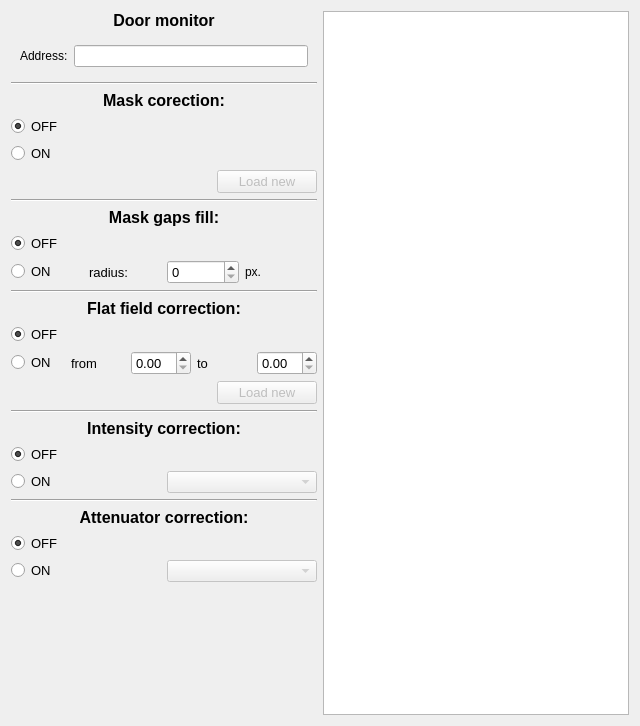
Old version of the form uis/datasource_setup_p23scan.ui in the repository yamedvedya/data_viewer.
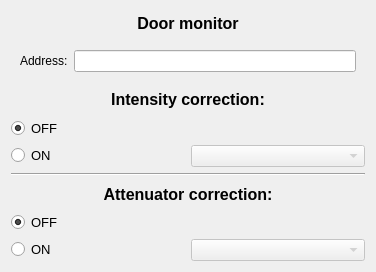
New version of the form. Custom widgets are drawn as their Qt base class.

Commit message: added mask to p11scan

Patch:
```diff
--- a/uis/datasource_setup_p23scan.ui
+++ b/uis/datasource_setup_p23scan.ui
@@ -6,93 +6,34 @@
    <rect>
     <x>0</x>
     <y>0</y>
-    <width>640</width>
-    <height>726</height>
+    <width>376</width>
+    <height>272</height>
    </rect>
   </property>
   <property name="windowTitle">
    <string>Form</string>
   </property>
-  <layout class="QHBoxLayout" name="horizontalLayout">
-   <item>
-    <layout class="QVBoxLayout" name="verticalLayout">
+  <layout class="QGridLayout" name="gridLayout">
+   <item row="1" column="0">
+    <widget class="QFrame" name="gb_door">
+     <layout class="QGridLayout" name="gridLayout_2">
+      <item row="0" column="0">
+       <widget class="QLabel" name="lb_door_address">
+        <property name="text">
+         <string>Address:</string>
+        </property>
+       </widget>
+      </item>
+      <item row="0" column="1">
+       <widget class="QLineEdit" name="le_door_address"/>
+      </item>
+     </layout>
+    </widget>
+   </item>
+   <item row="4" column="0">
+    <layout class="QHBoxLayout" name="horizontalLayout_3">
      <item>
-      <widget class="QLabel" name="label_3">
-       <property name="font">
-        <font>
-         <pointsize>12</pointsize>
-         <weight>75</weight>
-         <bold>true</bold>
-        </font>
-       </property>
-       <property name="text">
-        <string>Door monitor</string>
-       </property>
-       <property name="alignment">
-        <set>Qt::AlignCenter</set>
-       </property>
-      </widget>
-     </item>
-     <item>
-      <widget class="QFrame" name="gb_door">
-       <layout class="QGridLayout" name="gridLayout_2">
-        <item row="0" column="0">
-         <widget class="QLabel" name="lb_door_address">
-          <property name="text">
-           <string>Address:</string>
-          </property>
-         </widget>
-        </item>
-        <item row="0" column="1">
-         <widget class="QLineEdit" name="le_door_address"/>
-        </item>
-       </layout>
-      </widget>
-     </item>
-     <item>
-      <widget class="Line" name="line_3">
-       <property name="orientation">
-        <enum>Qt::Horizontal</enum>
-       </property>
-      </widget>
-     </item>
-     <item>
-      <widget class="QLabel" name="label">
-       <property name="font">
-        <font>
-         <pointsize>12</pointsize>
-         <weight>75</weight>
-         <bold>true</bold>
-        </font>
-       </property>
-       <property name="text">
-        <string>Mask corection:</string>
-       </property>
-       <property name="alignment">
-        <set>Qt::AlignCenter</set>
-       </property>
-      </widget>
-     </item>
-     <item>
-      <widget class="QRadioButton" name="rb_mask_off">
-       <property name="font">
-        <font>
-         <pointsize>10</pointsize>
-        </font>
-       </property>
-       <property name="text">
-        <string>OFF</string>
-       </property>
-       <property name="checked">
-        <bool>true</bool>
-       </property>
-       <attribute name="buttonGroup">
-        <string notr="true">bg_mask_option</string>
-       </attribute>
-      </widget>
-     </item>
-     <item>
-      <widget class="QRadioButton" name="rb_mask_on">
+      <widget class="QRadioButton" name="rb_inten_on">
        <property name="font">
         <font>
          <pointsize>10</pointsize>
@@ -100,307 +41,6 @@
        </property>
        <property name="text">
         <string>ON</string>
-       </property>
-       <attribute name="buttonGroup">
-        <string notr="true">bg_mask_option</string>
-       </attribute>
-      </widget>
-     </item>
-     <item>
-      <layout class="QHBoxLayout" name="horizontalLayout_2">
-       <item>
-        <widget class="QLabel" name="lb_mask_file">
-         <property name="minimumSize">
-          <size>
-           <width>200</width>
-           <height>0</height>
-          </size>
-         </property>
-         <property name="text">
-          <string/>
-         </property>
-        </widget>
-       </item>
-       <item>
-        <widget class="QPushButton" name="but_load_mask">
-         <property name="enabled">
-          <bool>false</bool>
-         </property>
-         <property name="font">
-          <font>
-           <pointsize>10</pointsize>
-          </font>
-         </property>
-         <property name="text">
-          <string>Load new</string>
-         </property>
-        </widget>
-       </item>
-      </layout>
-     </item>
-     <item>
-      <widget class="Line" name="line_5">
-       <property name="orientation">
-        <enum>Qt::Horizontal</enum>
-       </property>
-      </widget>
-     </item>
-     <item>
-      <widget class="QLabel" name="label_9">
-       <property name="font">
-        <font>
-         <pointsize>12</pointsize>
-         <weight>75</weight>
-         <bold>true</bold>
-        </font>
-       </property>
-       <property name="text">
-        <string>Mask gaps fill:</string>
-       </property>
-       <property name="alignment">
-        <set>Qt::AlignCenter</set>
-       </property>
-      </widget>
-     </item>
-     <item>
-      <widget class="QRadioButton" name="rb_fill_off">
-       <property name="font">
-        <font>
-         <pointsize>10</pointsize>
-        </font>
-       </property>
-       <property name="text">
-        <string>OFF</string>
-       </property>
-       <property name="checked">
-        <bool>true</bool>
-       </property>
-       <attribute name="buttonGroup">
-        <string notr="true">bg_fill_option</string>
-       </attribute>
-      </widget>
-     </item>
-     <item>
-      <layout class="QHBoxLayout" name="horizontalLayout_9">
-       <item>
-        <widget class="QRadioButton" name="rb_fill_on">
-         <property name="font">
-          <font>
-           <pointsize>10</pointsize>
-          </font>
-         </property>
-         <property name="text">
-          <string>ON</string>
-         </property>
-         <attribute name="buttonGroup">
-          <string notr="true">bg_fill_option</string>
-         </attribute>
-        </widget>
-       </item>
-       <item>
-        <widget class="QLabel" name="label_10">
-         <property name="font">
-          <font>
-           <pointsize>10</pointsize>
-          </font>
-         </property>
-         <property name="text">
-          <string>radius:</string>
-         </property>
-        </widget>
-       </item>
-       <item>
-        <widget class="QSpinBox" name="sb_fill">
-         <property name="font">
-          <font>
-           <pointsize>10</pointsize>
-          </font>
-         </property>
-        </widget>
-       </item>
-       <item>
-        <widget class="QLabel" name="label_11">
-         <property name="text">
-          <string>px.</string>
-         </property>
-        </widget>
-       </item>
-      </layout>
-     </item>
-     <item>
-      <widget class="Line" name="line">
-       <property name="orientation">
-        <enum>Qt::Horizontal</enum>
-       </property>
-      </widget>
-     </item>
-     <item>
-      <widget class="QLabel" name="label_6">
-       <property name="font">
-        <font>
-         <pointsize>12</pointsize>
-         <weight>75</weight>
-         <bold>true</bold>
-        </font>
-       </property>
-       <property name="text">
-        <string>Flat field correction:</string>
-       </property>
-       <property name="alignment">
-        <set>Qt::AlignCenter</set>
-       </property>
-      </widget>
-     </item>
-     <item>
-      <widget class="QRadioButton" name="rb_ff_off">
-       <property name="font">
-        <font>
-         <pointsize>10</pointsize>
-        </font>
-       </property>
-       <property name="text">
-        <string>OFF</string>
-       </property>
-       <property name="checked">
-        <bool>true</bool>
-       </property>
-       <attribute name="buttonGroup">
-        <string notr="true">bg_ff_option</string>
-       </attribute>
-      </widget>
-     </item>
-     <item>
-      <layout class="QHBoxLayout" name="horizontalLayout_8">
-       <item>
-        <widget class="QRadioButton" name="rb_ff_on">
-         <property name="font">
-          <font>
-           <pointsize>10</pointsize>
-          </font>
-         </property>
-         <property name="text">
-          <string>ON</string>
-         </property>
-         <attribute name="buttonGroup">
-          <string notr="true">bg_ff_option</string>
-         </attribute>
-        </widget>
-       </item>
-       <item>
-        <widget class="QLabel" name="label_7">
-         <property name="font">
-          <font>
-           <pointsize>10</pointsize>
-          </font>
-         </property>
-         <property name="text">
-          <string>from</string>
-         </property>
-        </widget>
-       </item>
-       <item>
-        <widget class="QDoubleSpinBox" name="dsb_ff_from">
-         <property name="font">
-          <font>
-           <pointsize>10</pointsize>
-          </font>
-         </property>
-        </widget>
-       </item>
-       <item>
-        <widget class="QLabel" name="label_8">
-         <property name="font">
-          <font>
-           <pointsize>10</pointsize>
-          </font>
-         </property>
-         <property name="text">
-          <string>to</string>
-         </property>
-        </widget>
-       </item>
-       <item>
-        <widget class="QDoubleSpinBox" name="dsb_ff_to">
-         <property name="font">
-          <font>
-           <pointsize>10</pointsize>
-          </font>
-         </property>
-        </widget>
-       </item>
-      </layout>
-     </item>
-     <item>
-      <layout class="QHBoxLayout" name="horizontalLayout_5">
-       <item>
-        <widget class="QLabel" name="lb_ff_file">
-         <property name="minimumSize">
-          <size>
-           <width>200</width>
-           <height>0</height>
-          </size>
-         </property>
-         <property name="text">
-          <string/>
-         </property>
-        </widget>
-       </item>
-       <item>
-        <widget class="QPushButton" name="but_load_ff">
-         <property name="enabled">
-          <bool>false</bool>
-         </property>
-         <property name="font">
-          <font>
-           <pointsize>10</pointsize>
-          </font>
-         </property>
-         <property name="text">
-          <string>Load new</string>
-         </property>
-        </widget>
-       </item>
-      </layout>
-     </item>
-     <item>
-      <widget class="Line" name="line_4">
-       <property name="orientation">
-        <enum>Qt::Horizontal</enum>
-       </property>
-      </widget>
-     </item>
-     <item>
-      <widget class="QLabel" name="label_2">
-       <property name="font">
-        <font>
-         <pointsize>12</pointsize>
-         <weight>75</weight>
-         <bold>true</bold>
-        </font>
-       </property>
-       <property name="text">
-        <string>Intensity correction:</string>
-       </property>
-       <property name="alignment">
-        <set>Qt::AlignCenter</set>
-       </property>
-      </widget>
-     </item>
-     <item>
-      <layout class="QHBoxLayout" name="horizontalLayout_4"/>
-     </item>
-     <item>
-      <widget class="QRadioButton" name="rb_inten_off">
-       <property name="font">
-        <font>
-         <pointsize>10</pointsize>
-        </font>
-       </property>
-       <property name="text">
-        <string>OFF</string>
-       </property>
-       <property name="checked">
-        <bool>true</bool>
        </property>
        <attribute name="buttonGroup">
         <string notr="true">bg_intensity</string>
@@ -408,67 +48,67 @@
       </widget>
      </item>
      <item>
-      <layout class="QHBoxLayout" name="horizontalLayout_3">
-       <item>
-        <widget class="QRadioButton" name="rb_inten_on">
-         <property name="font">
-          <font>
-           <pointsize>10</pointsize>
-          </font>
-         </property>
-         <property name="text">
-          <string>ON</string>
-         </property>
-         <attribute name="buttonGroup">
-          <string notr="true">bg_intensity</string>
-         </attribute>
-        </widget>
-       </item>
-       <item>
-        <widget class="QComboBox" name="cmb_intensity">
-         <property name="enabled">
-          <bool>false</bool>
-         </property>
-        </widget>
-       </item>
-      </layout>
-     </item>
-     <item>
-      <widget class="Line" name="line_2">
-       <property name="orientation">
-        <enum>Qt::Horizontal</enum>
+      <widget class="QComboBox" name="cmb_intensity">
+       <property name="enabled">
+        <bool>false</bool>
        </property>
       </widget>
      </item>
+    </layout>
+   </item>
+   <item row="5" column="0">
+    <widget class="Line" name="line_2">
+     <property name="orientation">
+      <enum>Qt::Horizontal</enum>
+     </property>
+    </widget>
+   </item>
+   <item row="7" column="0">
+    <widget class="QRadioButton" name="rb_atten_off">
+     <property name="font">
+      <font>
+       <pointsize>10</pointsize>
+      </font>
+     </property>
+     <property name="text">
+      <string>OFF</string>
+     </property>
+     <property name="checked">
+      <bool>true</bool>
+     </property>
+     <attribute name="buttonGroup">
+      <string notr="true">bg_attenuator</string>
+     </attribute>
+    </widget>
+   </item>
+   <item row="2" column="0">
+    <widget class="QLabel" name="label_2">
+     <property name="font">
+      <font>
+       <pointsize>12</pointsize>
+       <weight>75</weight>
+       <bold>true</bold>
+      </font>
+     </property>
+     <property name="text">
+      <string>Intensity correction:</string>
+     </property>
+     <property name="alignment">
+      <set>Qt::AlignCenter</set>
+     </property>
+    </widget>
+   </item>
+   <item row="8" column="0">
+    <layout class="QHBoxLayout" name="horizontalLayout_6">
      <item>
-      <widget class="QLabel" name="label_4">
-       <property name="font">
-        <font>
-         <pointsize>12</pointsize>
-         <weight>75</weight>
-         <bold>true</bold>
-        </font>
-       </property>
-       <property name="text">
-        <string>Attenuator correction:</string>
-       </property>
-       <property name="alignment">
-        <set>Qt::AlignCenter</set>
-       </property>
-      </widget>
-     </item>
-     <item>
-      <widget class="QRadioButton" name="rb_atten_off">
+      <widget class="QRadioButton" name="rb_atten_on">
        <property name="font">
         <font>
          <pointsize>10</pointsize>
         </font>
        </property>
        <property name="text">
-        <string>OFF</string>
-       </property>
-       <property name="checked">
-        <bool>true</bool>
+        <string>ON</string>
        </property>
        <attribute name="buttonGroup">
         <string notr="true">bg_attenuator</string>
@@ -476,65 +116,68 @@
       </widget>
      </item>
      <item>
-      <layout class="QHBoxLayout" name="horizontalLayout_6">
-       <item>
-        <widget class="QRadioButton" name="rb_atten_on">
-         <property name="font">
-          <font>
-           <pointsize>10</pointsize>
-          </font>
-         </property>
-         <property name="text">
-          <string>ON</string>
-         </property>
-         <attribute name="buttonGroup">
-          <string notr="true">bg_attenuator</string>
-         </attribute>
-        </widget>
-       </item>
-       <item>
-        <widget class="QComboBox" name="cmb_attenuator">
-         <property name="enabled">
-          <bool>false</bool>
-         </property>
-        </widget>
-       </item>
-      </layout>
-     </item>
-     <item>
-      <spacer name="verticalSpacer">
-       <property name="orientation">
-        <enum>Qt::Vertical</enum>
+      <widget class="QComboBox" name="cmb_attenuator">
+       <property name="enabled">
+        <bool>false</bool>
        </property>
-       <property name="sizeHint" stdset="0">
-        <size>
-         <width>20</width>
-         <height>40</height>
-        </size>
-       </property>
-      </spacer>
+      </widget>
      </item>
     </layout>
    </item>
-   <item>
-    <widget class="GraphicsView" name="gv_main">
-     <property name="autoFillBackground">
-      <bool>false</bool>
+   <item row="6" column="0">
+    <widget class="QLabel" name="label_4">
+     <property name="font">
+      <font>
+       <pointsize>12</pointsize>
+       <weight>75</weight>
+       <bold>true</bold>
+      </font>
      </property>
-     <property name="styleSheet">
-      <string notr="true"/>
+     <property name="text">
+      <string>Attenuator correction:</string>
+     </property>
+     <property name="alignment">
+      <set>Qt::AlignCenter</set>
+     </property>
+    </widget>
+   </item>
+   <item row="3" column="0">
+    <widget class="QRadioButton" name="rb_inten_off">
+     <property name="font">
+      <font>
+       <pointsize>10</pointsize>
+      </font>
+     </property>
+     <property name="text">
+      <string>OFF</string>
+     </property>
+     <property name="checked">
+      <bool>true</bool>
+     </property>
+     <attribute name="buttonGroup">
+      <string notr="true">bg_intensity</string>
+     </attribute>
+    </widget>
+   </item>
+   <item row="0" column="0">
+    <widget class="QLabel" name="label_3">
+     <property name="font">
+      <font>
+       <pointsize>12</pointsize>
+       <weight>75</weight>
+       <bold>true</bold>
+      </font>
+     </property>
+     <property name="text">
+      <string>Door monitor</string>
+     </property>
+     <property name="alignment">
+      <set>Qt::AlignCenter</set>
      </property>
     </widget>
    </item>
   </layout>
  </widget>
- <customwidgets>
-  <customwidget>
-   <class>GraphicsView</class>
-   <extends>QGraphicsView</extends>
-   <header>pyqtgraph</header>
-  </customwidget>
- </customwidgets>
  <resources/>
  <connections/>
  <buttongroups>
```
Left out of the diff: 6 changed lines with no effect on the pictures. The commit also changes 18 other files.
